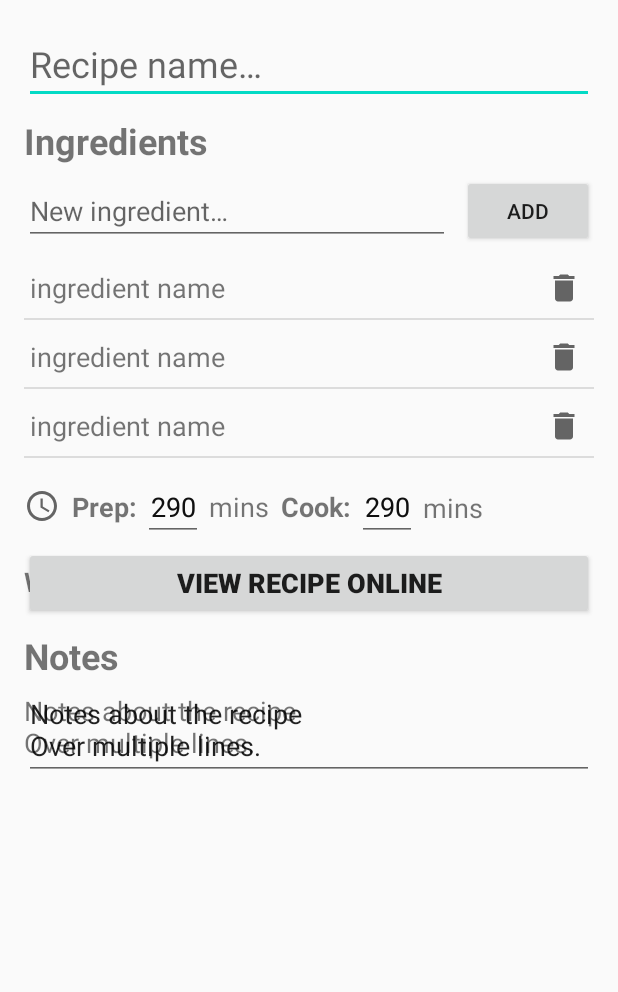
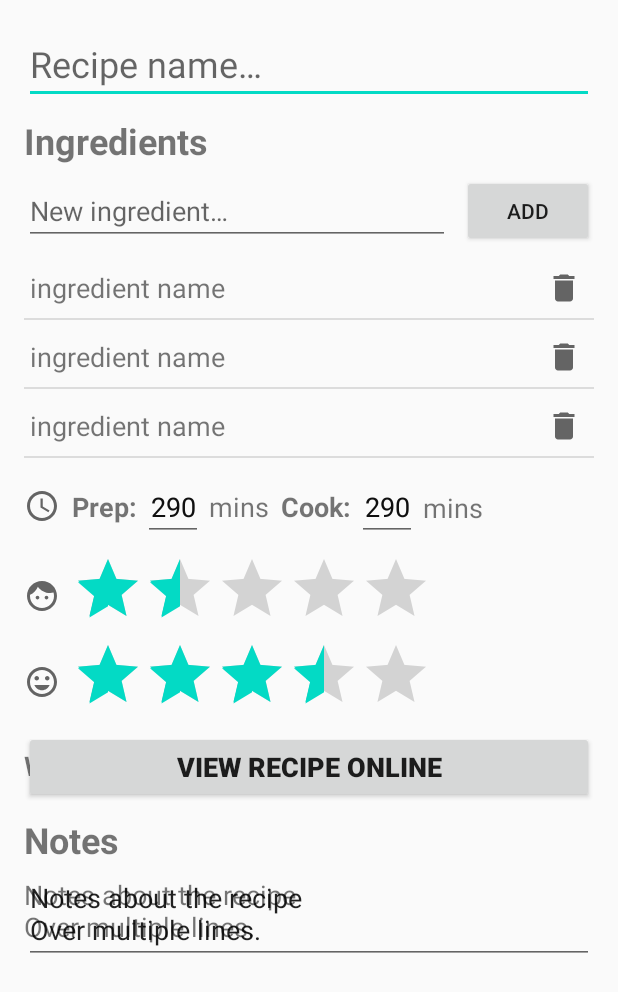
Before and after one commit to tschwenke7/shoppinglistapp2, an Android app: the layout fragment_view_recipe.xml on its own in the app's theme, with its tools: preview values and no code run, on a phone screen of 412 x 824 dp. Shown: the top 992 px of the screen. Run offline under Robolectric (Android 15) with nearby library versions, the phone set to English and light mode, and no system bars.

Commit message:
Implements recipe ratings

```diff
--- a/app/src/main/res/layout/fragment_view_recipe.xml
+++ b/app/src/main/res/layout/fragment_view_recipe.xml
@@ -205,6 +205,56 @@
             app:layout_constraintStart_toEndOf="@+id/layout_cook_time"
             app:layout_constraintTop_toTopOf="@+id/layout_cook_time" />
 
+        <androidx.constraintlayout.widget.ConstraintLayout
+            android:id="@+id/ratings_layout"
+            android:layout_width="match_parent"
+            android:layout_height="match_parent"
+            android:layout_marginStart="16dp"
+            android:layout_marginTop="8dp"
+            android:layout_marginEnd="16dp"
+            app:layout_constraintEnd_toEndOf="parent"
+            app:layout_constraintStart_toStartOf="parent"
+            app:layout_constraintTop_toBottomOf="@+id/layout_prep_time">
+
+            <ImageView
+                android:id="@+id/tiernan_icon"
+                android:layout_width="wrap_content"
+                android:layout_height="wrap_content"
+                app:layout_constraintBottom_toBottomOf="@+id/tiernan_rating_bar"
+                app:layout_constraintStart_toStartOf="parent"
+                app:layout_constraintTop_toTopOf="@+id/tiernan_rating_bar"
+                app:srcCompat="@drawable/ic_tiernan_face" />
+
+            <RatingBar
+                android:id="@+id/tiernan_rating_bar"
+                android:layout_width="wrap_content"
+                android:layout_height="0dp"
+                android:layout_marginStart="8dp"
+                app:layout_constraintStart_toEndOf="@+id/tiernan_icon"
+                app:layout_constraintTop_toTopOf="parent"
+                tools:rating="1.5"/>
+
+            <ImageView
+                android:id="@+id/tom_icon"
+                android:layout_width="wrap_content"
+                android:layout_height="wrap_content"
+                app:layout_constraintBottom_toBottomOf="@+id/tom_rating_bar"
+                app:layout_constraintStart_toStartOf="parent"
+                app:layout_constraintTop_toTopOf="@+id/tom_rating_bar"
+                app:srcCompat="@drawable/ic_tom_face" />
+
+            <RatingBar
+                android:id="@+id/tom_rating_bar"
+                android:layout_width="wrap_content"
+                android:layout_height="wrap_content"
+                android:layout_marginStart="8dp"
+                app:layout_constraintStart_toEndOf="@+id/tom_icon"
+                app:layout_constraintTop_toBottomOf="@+id/tiernan_rating_bar"
+                tools:rating="3.5"
+                android:isIndicator="true"
+               />
+        </androidx.constraintlayout.widget.ConstraintLayout>
+
         <FrameLayout
             android:id="@+id/frame_layout_url"
             android:layout_width="match_parent"
@@ -214,7 +264,7 @@
             android:layout_marginEnd="16dp"
             app:layout_constraintEnd_toEndOf="parent"
             app:layout_constraintStart_toStartOf="parent"
-            app:layout_constraintTop_toBottomOf="@+id/layout_prep_time">
+            app:layout_constraintTop_toBottomOf="@+id/ratings_layout">
 
             <androidx.constraintlayout.widget.ConstraintLayout
                 android:id="@+id/url_editor"
@@ -238,13 +288,13 @@
                     android:layout_width="0dp"
                     android:layout_height="wrap_content"
                     android:layout_marginStart="8dp"
+                    android:autofillHints="uri"
                     android:ems="10"
                     android:hint="@string/recipe_url_placeholder"
                     android:inputType="textUri|text"
                     app:layout_constraintEnd_toEndOf="parent"
                     app:layout_constraintStart_toEndOf="@+id/url_heading"
-                    app:layout_constraintTop_toTopOf="parent"
-                    android:autofillHints="uri"/>
+                    app:layout_constraintTop_toTopOf="parent" />
 
             </androidx.constraintlayout.widget.ConstraintLayout>
 
--- a/app/src/main/res/values/styles.xml
+++ b/app/src/main/res/values/styles.xml
@@ -17,4 +17,8 @@
         <item name="android:textAppearance">@android:style/TextAppearance.Large</item>
 
     </style>
+
+    <style name="customRatingBar"
+        parent="android:style/Widget.Material.RatingBar.Small">
+    </style>
 </resources>
```
Also changed, not shown: app/src/main/java/com/example/shoppinglistapp2/activities/ui/recipes/recipelist/RecipeListAdapter.java (+6 -2 lines), app/src/main/java/com/example/shoppinglistapp2/activities/ui/recipes/viewrecipe/IngredientListAdapter.java (+2 -6 lines), app/src/main/java/com/example/shoppinglistapp2/activities/ui/recipes/viewrecipe/ViewRecipeFragment.java (+21 -4 lines), app/src/main/res/layout/recipe_recyclerview_item.xml (+11 -11 lines).
